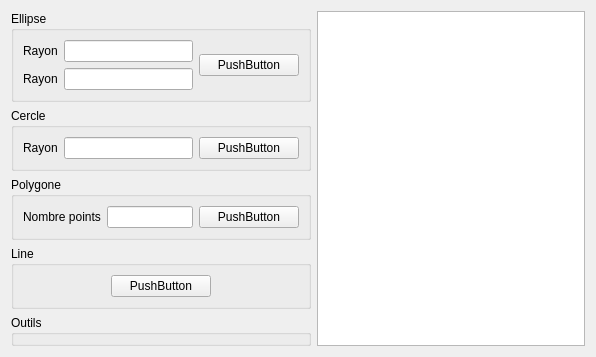
This is PatchWork/clientgui.ui in Erakieljj/MLV_Project_cpp as Qt 5 draws it before an edit. The edited form follows.
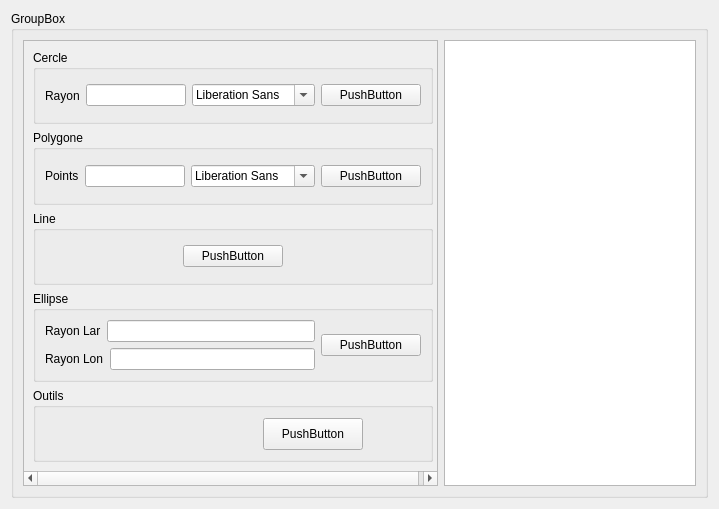
This is the edited form.

Diff of the .ui file:
```diff
--- a/PatchWork/clientgui.ui
+++ b/PatchWork/clientgui.ui
@@ -6,8 +6,8 @@
    <rect>
     <x>0</x>
     <y>0</y>
-    <width>596</width>
-    <height>342</height>
+    <width>719</width>
+    <height>509</height>
    </rect>
   </property>
   <property name="windowTitle">
@@ -15,87 +15,49 @@
   </property>
   <layout class="QHBoxLayout" name="horizontalLayout">
    <item>
-    <layout class="QVBoxLayout" name="verticalLayout">
-     <item>
-      <widget class="QGroupBox" name="groupBoxEllipse">
-       <property name="maximumSize">
-        <size>
-         <width>300</width>
-         <height>16777215</height>
-        </size>
-       </property>
+    <widget class="QGroupBox" name="groupBox">
        <property name="title">
-        <string>Ellipse</string>
-       </property>
-       <layout class="QHBoxLayout" name="horizontalLayout_5">
+      <string>GroupBox</string>
+     </property>
+     <layout class="QHBoxLayout" name="horizontalLayout_6">
         <item>
-         <layout class="QVBoxLayout" name="verticalLayoutEllispse">
-          <item>
-           <layout class="QHBoxLayout" name="hLayoutRlar">
-            <item>
-             <widget class="QLabel" name="labelLar">
-              <property name="text">
-               <string>Rayon</string>
-              </property>
-             </widget>
-            </item>
-            <item>
-             <widget class="QLineEdit" name="lineEditRlar"/>
-            </item>
-           </layout>
-          </item>
-          <item>
-           <layout class="QVBoxLayout" name="verticalLayout_4">
-            <item>
-             <layout class="QHBoxLayout" name="hLayoutRlon">
-              <item>
-               <widget class="QLabel" name="labelLon">
-                <property name="text">
-                 <string>Rayon</string>
-                </property>
-               </widget>
-              </item>
-              <item>
-               <widget class="QLineEdit" name="lineEditRlon"/>
-              </item>
-             </layout>
-            </item>
-           </layout>
-          </item>
-         </layout>
-        </item>
-        <item>
-         <widget class="QPushButton" name="buttonEllipse">
+       <widget class="QScrollArea" name="scrollArea">
           <property name="minimumSize">
            <size>
-            <width>100</width>
+          <width>400</width>
             <height>0</height>
            </size>
           </property>
           <property name="maximumSize">
            <size>
-            <width>100</width>
+          <width>500</width>
             <height>16777215</height>
            </size>
           </property>
-          <property name="text">
-           <string>PushButton</string>
-          </property>
-         </widget>
-        </item>
-       </layout>
-       <zorder>groupBox_6</zorder>
-       <zorder>lineEditRayonCircle</zorder>
-       <zorder>labelRayon</zorder>
-       <zorder>verticalLayoutWidget_2</zorder>
-       <zorder>buttonEllipse</zorder>
-      </widget>
-     </item>
+        <property name="widgetResizable">
+         <bool>true</bool>
+        </property>
+        <widget class="QWidget" name="scrollAreaWidgetContents">
+         <property name="geometry">
+          <rect>
+           <x>0</x>
+           <y>0</y>
+           <width>424</width>
+           <height>447</height>
+          </rect>
+         </property>
+         <layout class="QVBoxLayout" name="verticalLayout_2">
      <item>
       <widget class="QGroupBox" name="groupBoxCircle">
+            <property name="minimumSize">
+             <size>
+              <width>400</width>
+              <height>0</height>
+             </size>
+            </property>
        <property name="maximumSize">
         <size>
-         <width>300</width>
+              <width>400</width>
          <height>16777215</height>
         </size>
        </property>
@@ -111,7 +73,24 @@
          </widget>
         </item>
         <item>
-         <widget class="QLineEdit" name="lineEditRayonCircle"/>
+              <widget class="QLineEdit" name="lineEditRayonCircle">
+               <property name="minimumSize">
+                <size>
+                 <width>100</width>
+                 <height>0</height>
+                </size>
+               </property>
+              </widget>
+             </item>
+             <item>
+              <widget class="QFontComboBox" name="comboColorCircle">
+               <property name="minimumSize">
+                <size>
+                 <width>100</width>
+                 <height>0</height>
+                </size>
+               </property>
+              </widget>
         </item>
         <item>
          <widget class="QPushButton" name="buttonCircle">
@@ -142,6 +121,12 @@
      </item>
      <item>
       <widget class="QGroupBox" name="groupBox_5">
+            <property name="minimumSize">
+             <size>
+              <width>400</width>
+              <height>0</height>
+             </size>
+            </property>
        <property name="maximumSize">
         <size>
          <width>300</width>
@@ -155,12 +140,29 @@
         <item>
          <widget class="QLabel" name="label_2">
           <property name="text">
-           <string>Nombre points</string>
+                <string>Points</string>
           </property>
          </widget>
         </item>
         <item>
-         <widget class="QLineEdit" name="lineEdit_2"/>
+              <widget class="QLineEdit" name="lineEditRayonCircle_2">
+               <property name="minimumSize">
+                <size>
+                 <width>100</width>
+                 <height>0</height>
+                </size>
+               </property>
+              </widget>
+             </item>
+             <item>
+              <widget class="QFontComboBox" name="comboColorCircle_2">
+               <property name="minimumSize">
+                <size>
+                 <width>100</width>
+                 <height>0</height>
+                </size>
+               </property>
+              </widget>
         </item>
         <item>
          <widget class="QPushButton" name="pushButton_2">
@@ -186,6 +188,12 @@
      </item>
      <item>
       <widget class="QGroupBox" name="groupBox_4">
+            <property name="minimumSize">
+             <size>
+              <width>400</width>
+              <height>0</height>
+             </size>
+            </property>
        <property name="maximumSize">
         <size>
          <width>300</width>
@@ -216,12 +224,92 @@
          </widget>
         </item>
        </layout>
-       <zorder>groupBox_5</zorder>
-       <zorder>pushButton_3</zorder>
+           </widget>
+          </item>
+          <item>
+           <widget class="QGroupBox" name="groupBoxEllipse">
+            <property name="minimumSize">
+             <size>
+              <width>400</width>
+              <height>0</height>
+             </size>
+            </property>
+            <property name="maximumSize">
+             <size>
+              <width>300</width>
+              <height>16777215</height>
+             </size>
+            </property>
+            <property name="title">
+             <string>Ellipse</string>
+            </property>
+            <layout class="QHBoxLayout" name="horizontalLayout_5">
+             <item>
+              <layout class="QVBoxLayout" name="verticalLayoutEllispse">
+               <item>
+                <layout class="QHBoxLayout" name="hLayoutRlar">
+                 <item>
+                  <widget class="QLabel" name="labelLar">
+                   <property name="text">
+                    <string>Rayon Lar</string>
+                   </property>
+                  </widget>
+                 </item>
+                 <item>
+                  <widget class="QLineEdit" name="lineEditRlar"/>
+                 </item>
+                </layout>
+               </item>
+               <item>
+                <layout class="QVBoxLayout" name="verticalLayout_4">
+                 <item>
+                  <layout class="QHBoxLayout" name="hLayoutRlon">
+                   <item>
+                    <widget class="QLabel" name="labelLon">
+                     <property name="text">
+                      <string>Rayon Lon</string>
+                     </property>
+                    </widget>
+                   </item>
+                   <item>
+                    <widget class="QLineEdit" name="lineEditRlon"/>
+                   </item>
+                  </layout>
+                 </item>
+                </layout>
+               </item>
+              </layout>
+             </item>
+             <item>
+              <widget class="QPushButton" name="buttonEllipse">
+               <property name="minimumSize">
+                <size>
+                 <width>100</width>
+                 <height>0</height>
+                </size>
+               </property>
+               <property name="maximumSize">
+                <size>
+                 <width>100</width>
+                 <height>16777215</height>
+                </size>
+               </property>
+               <property name="text">
+                <string>PushButton</string>
+               </property>
+              </widget>
+             </item>
+            </layout>
       </widget>
      </item>
      <item>
       <widget class="QGroupBox" name="groupBox_6">
+            <property name="minimumSize">
+             <size>
+              <width>400</width>
+              <height>0</height>
+             </size>
+            </property>
        <property name="maximumSize">
         <size>
          <width>300</width>
@@ -231,12 +319,67 @@
        <property name="title">
         <string>Outils</string>
        </property>
+            <widget class="QPushButton" name="pushButton_4">
+             <property name="geometry">
+              <rect>
+               <x>230</x>
+               <y>30</y>
+               <width>100</width>
+               <height>32</height>
+              </rect>
+             </property>
+             <property name="minimumSize">
+              <size>
+               <width>100</width>
+               <height>0</height>
+              </size>
+             </property>
+             <property name="maximumSize">
+              <size>
+               <width>100</width>
+               <height>16777215</height>
+              </size>
+             </property>
+             <property name="text">
+              <string>PushButton</string>
+             </property>
+            </widget>
+            <widget class="QPushButton" name="pushButton_6">
+             <property name="geometry">
+              <rect>
+               <x>-40</x>
+               <y>200</y>
+               <width>100</width>
+               <height>32</height>
+              </rect>
+             </property>
+             <property name="minimumSize">
+              <size>
+               <width>100</width>
+               <height>0</height>
+              </size>
+             </property>
+             <property name="maximumSize">
+              <size>
+               <width>100</width>
+               <height>16777215</height>
+              </size>
+             </property>
+             <property name="text">
+              <string>PushButton</string>
+             </property>
+            </widget>
       </widget>
      </item>
     </layout>
+        </widget>
+       </widget>
    </item>
    <item>
     <widget class="QGraphicsView" name="graphicsView"/>
+      </item>
+     </layout>
+    </widget>
    </item>
   </layout>
  </widget>
```
Left out of the diff: 3 changed lines with no effect on the pictures. Lines whose indentation alone changed are shown as unchanged.
